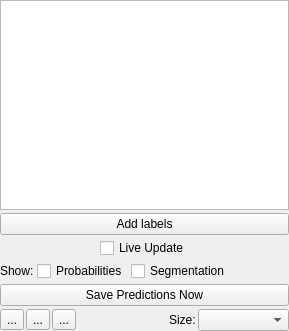
ilastik/ilastik, file applets/pixelClassification/labelingDrawer.ui: the form before one commit.
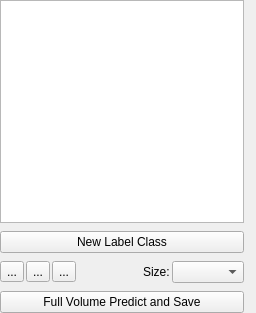
The form after the commit. Custom widgets are drawn as their Qt base class.

Commit message: Autocontext GUI: Replaced drawer and viewer control .ui files with the newer versions (copied from pixel classificaiton)

Diff of the .ui file:
```diff
--- a/applets/pixelClassification/labelingDrawer.ui
+++ b/applets/pixelClassification/labelingDrawer.ui
@@ -6,8 +6,8 @@
    <rect>
     <x>0</x>
     <y>0</y>
-    <width>289</width>
-    <height>331</height>
+    <width>256</width>
+    <height>313</height>
    </rect>
   </property>
   <property name="sizePolicy">
@@ -31,27 +31,38 @@
   <property name="windowTitle">
    <string>Form</string>
   </property>
-  <widget class="QWidget" name="verticalLayoutWidget">
-   <property name="geometry">
-    <rect>
-     <x>0</x>
-     <y>0</y>
-     <width>289</width>
-     <height>331</height>
-    </rect>
+  <layout class="QHBoxLayout" name="horizontalLayout_2">
+   <property name="leftMargin">
+    <number>0</number>
    </property>
+   <property name="topMargin">
+    <number>0</number>
+   </property>
+   <property name="rightMargin">
+    <number>12</number>
+   </property>
+   <property name="bottomMargin">
+    <number>0</number>
+   </property>
+   <item>
    <layout class="QVBoxLayout" name="verticalLayout">
     <property name="spacing">
-     <number>3</number>
+      <number>8</number>
     </property>
     <item>
      <widget class="LabelListView" name="labelListView">
       <property name="sizePolicy">
-       <sizepolicy hsizetype="Minimum" vsizetype="Preferred">
+        <sizepolicy hsizetype="Minimum" vsizetype="MinimumExpanding">
         <horstretch>0</horstretch>
         <verstretch>0</verstretch>
        </sizepolicy>
       </property>
+       <property name="minimumSize">
+        <size>
+         <width>0</width>
+         <height>192</height>
+        </size>
+       </property>
      </widget>
     </item>
     <item>
@@ -60,101 +71,12 @@
        <string notr="true"/>
       </property>
       <property name="text">
-       <string>Add labels</string>
+        <string>New Label Class</string>
       </property>
      </widget>
     </item>
     <item>
-     <layout class="QHBoxLayout" name="horizontalLayout_3">
-      <item>
-       <widget class="QCheckBox" name="checkInteractive">
-        <property name="enabled">
-         <bool>true</bool>
-        </property>
-        <property name="sizePolicy">
-         <sizepolicy hsizetype="Maximum" vsizetype="Fixed">
-          <horstretch>0</horstretch>
-          <verstretch>0</verstretch>
-         </sizepolicy>
-        </property>
-        <property name="text">
-         <string>Live Update</string>
-        </property>
-       </widget>
-      </item>
-     </layout>
-    </item>
-    <item>
-     <layout class="QHBoxLayout" name="horizontalLayout_4">
-      <item>
-       <widget class="QLabel" name="label">
-        <property name="sizePolicy">
-         <sizepolicy hsizetype="Maximum" vsizetype="Preferred">
-          <horstretch>0</horstretch>
-          <verstretch>0</verstretch>
-         </sizepolicy>
-        </property>
-        <property name="text">
-         <string>Show:</string>
-        </property>
-       </widget>
-      </item>
-      <item>
-       <widget class="QCheckBox" name="checkShowPredictions">
-        <property name="sizePolicy">
-         <sizepolicy hsizetype="Maximum" vsizetype="Fixed">
-          <horstretch>0</horstretch>
-          <verstretch>0</verstretch>
-         </sizepolicy>
-        </property>
-        <property name="text">
-         <string>Probabilities</string>
-        </property>
-        <property name="tristate">
-         <bool>false</bool>
-        </property>
-       </widget>
-      </item>
-      <item>
-       <widget class="QCheckBox" name="checkShowSegmentation">
-        <property name="sizePolicy">
-         <sizepolicy hsizetype="Maximum" vsizetype="Fixed">
-          <horstretch>0</horstretch>
-          <verstretch>0</verstretch>
-         </sizepolicy>
-        </property>
-        <property name="text">
-         <string>Segmentation</string>
-        </property>
-       </widget>
-      </item>
-      <item>
-       <spacer name="horizontalSpacer">
-        <property name="orientation">
-         <enum>Qt::Horizontal</enum>
-        </property>
-        <property name="sizeHint" stdset="0">
-         <size>
-          <width>40</width>
-          <height>20</height>
-         </size>
-        </property>
-       </spacer>
-      </item>
-     </layout>
-    </item>
-    <item>
-     <widget class="QPushButton" name="savePredictionsButton">
-      <property name="toolTip">
-       <string>Compute predictions for your entire dataset (all images) and save the project</string>
-      </property>
-      <property name="text">
-       <string>Save Predictions Now</string>
-      </property>
-     </widget>
-    </item>
-    <item>
-     <layout class="QHBoxLayout" name="horizontalLayout" stretch="0,0,1,0,0,0">
+      <layout class="QHBoxLayout" name="horizontalLayout">
       <property name="spacing">
        <number>2</number>
       </property>
@@ -220,8 +142,19 @@
       </item>
      </layout>
     </item>
-   </layout>
-  </widget>
+     <item>
+      <widget class="QPushButton" name="savePredictionsButton">
+       <property name="toolTip">
+        <string>Compute predictions for your entire dataset (all images) and save the project</string>
+       </property>
+       <property name="text">
+        <string>Full Volume Predict and Save</string>
+       </property>
+      </widget>
+     </item>
+    </layout>
+   </item>
+  </layout>
  </widget>
  <customwidgets>
   <customwidget>
```
Lines whose indentation alone changed are shown as unchanged. The commit also changes 1 other file.
